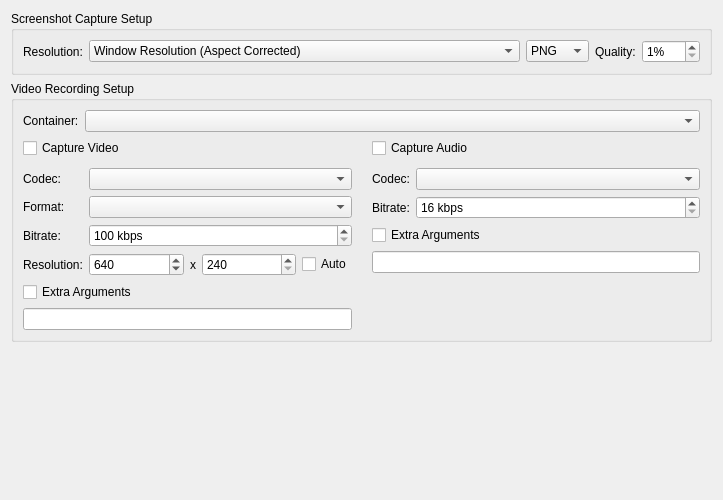
Old version of the form pcsx2-qt/Settings/GraphicsMediaCaptureSettingsTab.ui in the repository PCSX2/pcsx2.
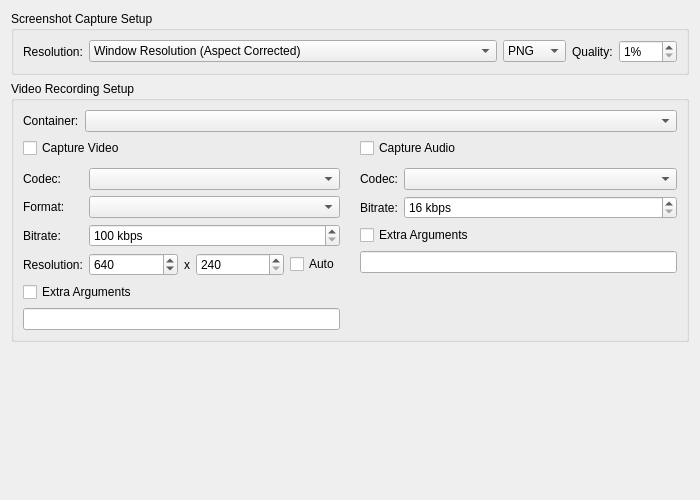
New version of the form.

Commit message: Qt: Fix various settings window layout issues

The edit to the form file:
```diff
--- a/pcsx2-qt/Settings/GraphicsMediaCaptureSettingsTab.ui
+++ b/pcsx2-qt/Settings/GraphicsMediaCaptureSettingsTab.ui
@@ -6,7 +6,7 @@
    <rect>
     <x>0</x>
     <y>0</y>
-    <width>722</width>
+    <width>700</width>
     <height>500</height>
    </rect>
   </property>
@@ -31,6 +31,12 @@
         </item>
         <item>
          <widget class="QComboBox" name="screenshotSize">
+          <property name="sizePolicy">
+           <sizepolicy hsizetype="Expanding" vsizetype="Fixed">
+            <horstretch>0</horstretch>
+            <verstretch>0</verstretch>
+           </sizepolicy>
+          </property>
           <item>
            <property name="text">
             <string>Window Resolution (Aspect Corrected)</string>
@@ -334,8 +340,8 @@
      </property>
      <property name="sizeHint" stdset="0">
       <size>
-       <width>701</width>
-       <height>70</height>
+       <width>20</width>
+       <height>0</height>
       </size>
      </property>
     </spacer>
```
Left out of the diff: 2 changed lines with no effect on the pictures. The commit also changes 31 other files.
